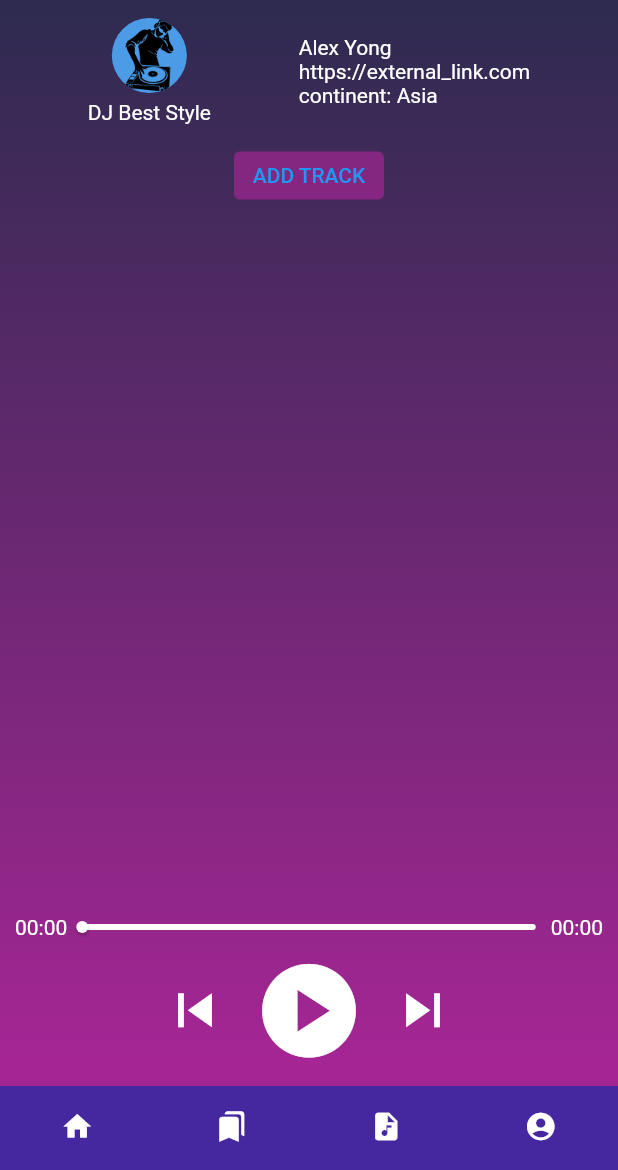
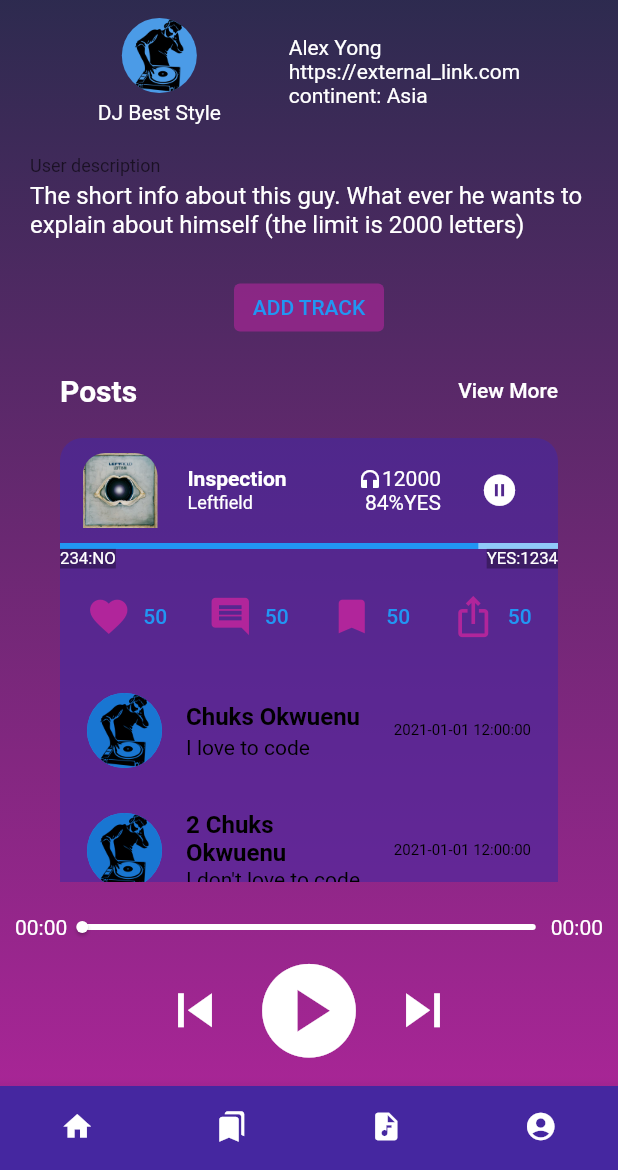
Before and after one commit to denis-progman/pc_dj_new_front, a Flutter app: the screen it shows after launch, item 4 of the bottom bar chosen, after a tap on "ADD TRACK", on a phone screen of 412 x 824 dp, the part 66-1236 px from its top. Run offline on Flutter 3.47's test engine with Material 2 defaults, Android fonts, the phone set to English and light mode, and no system bars; our stand-ins replace get, just_audio, rxdart; missing offline and left inert: flutter_audio_waveforms; project files that could hold a hidden picture were left out.

Commit message:
addeted content list to the user page

```diff
--- a/pc_dj_new_front/lib/pages/home_page.dart
+++ b/pc_dj_new_front/lib/pages/home_page.dart
@@ -12,12 +12,11 @@ import 'package:pc_dj_new_front/widgets/track_gallery.dart';
 import 'package:pc_dj_new_front/widgets/track_player.dart';
 
 class HomePage extends StatelessWidget {
-  HomePage({
-    super.key,
-    required this.audioPlayer,
-    required this.trackPlayer,
-    required this.surfBarDataStream
-  });
+  HomePage(
+      {super.key,
+      required this.audioPlayer,
+      required this.trackPlayer,
+      required this.surfBarDataStream});
   final AudioPlayer audioPlayer;
   final TrackPlayer trackPlayer;
   final Stream<PlayerSurfBarData> surfBarDataStream;
@@ -42,7 +41,7 @@ class HomePage extends StatelessWidget {
             children: [
               // const SearchInput(),
               TrackGallery(trackList: trackList),
-              GeneralWall(trackList: trackList),
+              GeneralWall(postList: trackList),
             ],
           ),
         ),
--- a/pc_dj_new_front/lib/pages/user_cabinet_page.dart
+++ b/pc_dj_new_front/lib/pages/user_cabinet_page.dart
@@ -7,6 +7,7 @@ import 'package:pc_dj_new_front/storage/track_storage.dart';
 import 'package:pc_dj_new_front/styles/app_colors.dart';
 import 'package:pc_dj_new_front/widgets/components/titled_avatar.dart';
 import 'package:pc_dj_new_front/widgets/components/track_player/player_surf_bar.dart';
+import 'package:pc_dj_new_front/widgets/general_wall.dart';
 import 'package:pc_dj_new_front/widgets/track_player.dart';
 
 class UserCabinetPage extends StatelessWidget {
@@ -21,6 +22,8 @@ class UserCabinetPage extends StatelessWidget {
   final Stream<PlayerSurfBarData> surfBarDataStream;
 
   final List<Track> trackList = TrackStorage.galleryTrackList;
+  final TextEditingController _controller = TextEditingController();
+
 
   @override
   Widget build(BuildContext context) {
@@ -30,7 +33,7 @@ class UserCabinetPage extends StatelessWidget {
           backgroundColor: const Color.fromARGB(0, 0, 0, 0),
           forceMaterialTransparency: true,
           flexibleSpace: Column(
-            crossAxisAlignment:CrossAxisAlignment.center,
+            crossAxisAlignment: CrossAxisAlignment.center,
             mainAxisAlignment: MainAxisAlignment.center,
             children: [
               SizedBox(height: 10,),
@@ -42,7 +45,9 @@ class UserCabinetPage extends StatelessWidget {
         bottomNavigationBar: NavBar(ofTopWidget: trackPlayer),
         body: SingleChildScrollView(
           physics: null,
-          child: Column(
+          child: Padding(
+            padding: EdgeInsets.symmetric(horizontal: 20),
+            child: Column(
             children: [
               Row(
                 mainAxisAlignment: MainAxisAlignment.spaceEvenly,
@@ -62,6 +67,18 @@ class UserCabinetPage extends StatelessWidget {
                 ],
               ),
               SizedBox(height: 10,),
+              TextFormField(
+                initialValue: "The short info about this guy. What ever he wants to explain about himself (the limit is 2000 letters)",
+                  decoration: InputDecoration(
+                    border: InputBorder.none,
+                    labelText: "User description",
+                  ),
+                  // controller: _controller,
+                  minLines: 2,
+                  keyboardType: TextInputType.multiline,
+                  maxLines: 3,
+                ),
+              SizedBox(height: 10,),
               TextButton(
                 onPressed: () => {},
                 style: TextButton.styleFrom(
@@ -70,8 +87,9 @@ class UserCabinetPage extends StatelessWidget {
                 ),
                 child: const Text("ADD TRACK"),
               ),
+              GeneralWall(postList: trackList),
             ],
-          ),
+          )),
         ),
       ),
     );
--- a/pc_dj_new_front/lib/widgets/general_wall.dart
+++ b/pc_dj_new_front/lib/widgets/general_wall.dart
@@ -6,9 +6,9 @@ import 'package:pc_dj_new_front/widgets/components/track_list_item/track_list_it
 class GeneralWall extends StatelessWidget {
   GeneralWall({
     Key? key,
-    required this.trackList,
+    required this.postList,
   }) : super(key: key);
-  final List<Track> trackList;
+  final List<Track> postList;
 
   final ScrollController _controller = ScrollController();
 
@@ -23,10 +23,10 @@ class GeneralWall extends StatelessWidget {
             controller: _controller,
             shrinkWrap: true,
             padding: const EdgeInsets.only(top: 20),
-            itemCount: trackList.length,
+            itemCount: postList.length,
             itemBuilder: ((context, index) {
               return TrackPost(
-                track: trackList[index],
+                track: postList[index],
                 scrollController: _controller,
               );
             }),
```
